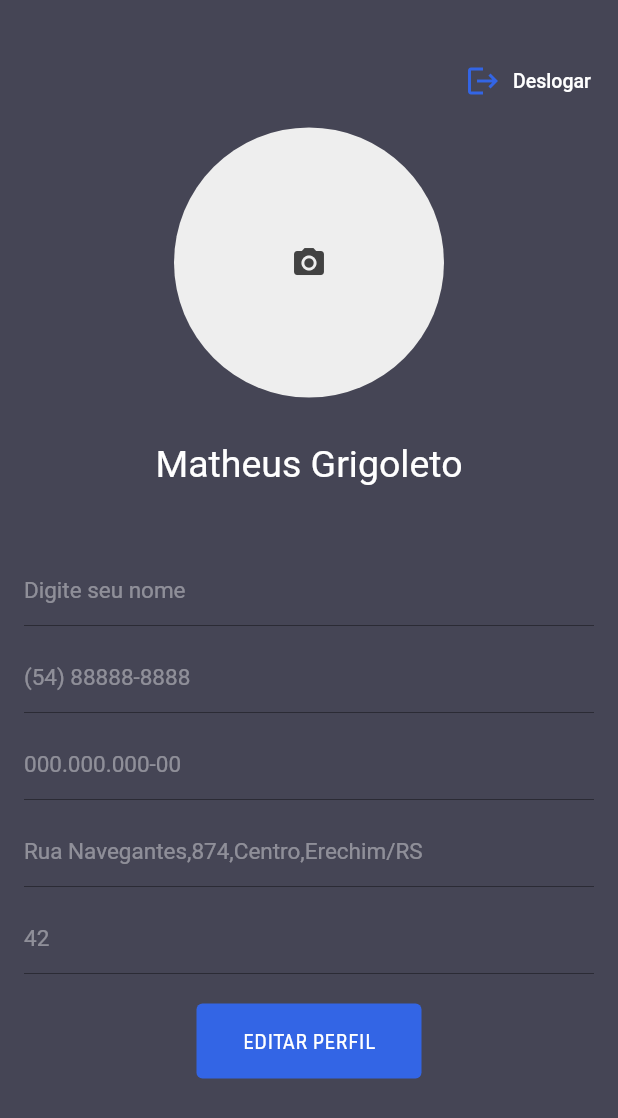
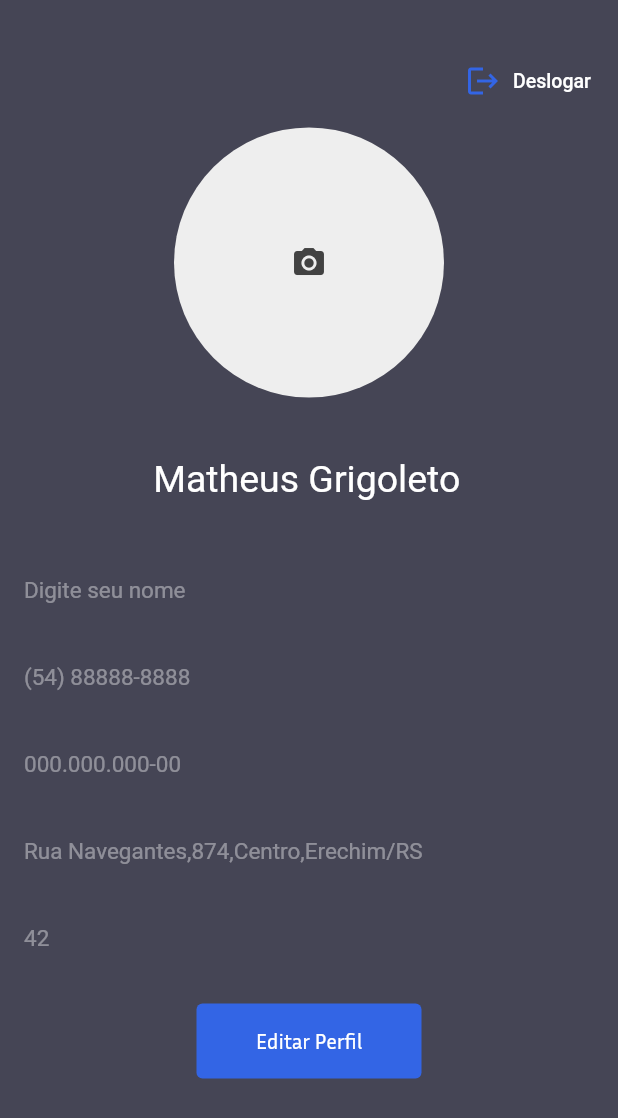
Before and after one commit to BernardoBarro/fast-routes, a Flutter app: the PagePerfil screen opened directly, on a phone screen of 412 x 824 dp. Shown: the top 1118 px of the screen. Run offline on Flutter 3.47's test engine with Material 2 defaults, Android fonts, the phone set to English and light mode, and no system bars; our stand-ins replace dio, email_validator, firebase_auth, firebase_core, firebase_database, geolocator and 5 more; missing offline and left inert: dart:ffi, flutter_polyline_points; accounts and stored records are empty.

Commit message:
Fix: Refactor Style and Code

```diff
--- a/lib/views/PagePerfil.dart
+++ b/lib/views/PagePerfil.dart
@@ -18,6 +18,8 @@ class _PagePerfilState extends State<PagePerfil> {
   var maskCPF = MaskTextInputFormatter(mask: '###.###.###-##');
   bool fieldOcult = false;
 
+  String textChange = 'Editar Perfil';
+  String changeName = 'Matheus Grigoleto';
   _logout() async {
     FirebaseAuth.instance.signOut();
     setState(() {
@@ -28,11 +30,15 @@ class _PagePerfilState extends State<PagePerfil> {
     });
   }
 
+  final ChangeName = TextEditingController(text: 'Matheus Grigoleto');
+
   _hiddenFields() {
     setState(() {
       if (fieldOcult == false) {
+        textChange = 'Salvar';
         fieldOcult = true;
       } else if (fieldOcult == true) {
+        textChange = 'Editar Perfil';
         fieldOcult = false;
       }
     });
@@ -157,25 +163,32 @@ class _PagePerfilState extends State<PagePerfil> {
                 ),
 
                 const SizedBox(
-                  height: 30,
+                  height: 20,
                 ),
-                const SizedBox(
-                  child: Text(
-                    "Matheus Grigoleto",
-                    style: TextStyle(
-                      color: Color.fromRGBO(255, 255, 255, 1),
-                      fontSize: 25,
+                TextField(
+                  textAlign: TextAlign.center,
+                  enabled: fieldOcult,
+                  controller: ChangeName,
+                  style: TextStyle(
+                    color: Color.fromRGBO(255, 255, 255, 1),
+                    fontSize: 25,
+                  ),
+                  cursorColor: Colors.white,
+                  decoration: InputDecoration(
+                    border: OutlineInputBorder(
+                      borderSide: BorderSide.none,
                     ),
                   ),
                 ),
                 const SizedBox(
-                  height: 45,
+                  height: 15,
                 ),
                 //E-MAIL
                 TextFormField(
                   enabled: fieldOcult,
                   style: const TextStyle(color: Colors.white),
                   decoration: const InputDecoration(
+                    disabledBorder: InputBorder.none,
                     //Style Label
                     labelStyle: TextStyle(
                       color: Colors.white,
@@ -221,6 +234,7 @@ class _PagePerfilState extends State<PagePerfil> {
                   keyboardType: TextInputType.number,
                   style: const TextStyle(color: Colors.white),
                   decoration: const InputDecoration(
+                    disabledBorder: InputBorder.none,
                     //Style Label
                     labelStyle: TextStyle(
                       color: Colors.white,
@@ -266,6 +280,7 @@ class _PagePerfilState extends State<PagePerfil> {
                   keyboardType: TextInputType.number,
                   style: const TextStyle(color: Colors.white),
                   decoration: const InputDecoration(
+                    disabledBorder: InputBorder.none,
                     //Style Label
                     labelStyle: TextStyle(
                       color: Colors.white,
@@ -310,6 +325,7 @@ class _PagePerfilState extends State<PagePerfil> {
                   enabled: fieldOcult,
                   style: const TextStyle(color: Colors.white),
                   decoration: const InputDecoration(
+                    disabledBorder: InputBorder.none,
                     //Style Label
                     labelStyle: TextStyle(
                       color: Colors.white,
@@ -353,6 +369,7 @@ class _PagePerfilState extends State<PagePerfil> {
                   keyboardType: TextInputType.number,
                   style: const TextStyle(color: Colors.white),
                   decoration: const InputDecoration(
+                    disabledBorder: InputBorder.none,
                     //Style Label
                     labelStyle: TextStyle(
                       color: Colors.white,
@@ -408,7 +425,7 @@ class _PagePerfilState extends State<PagePerfil> {
                           });
                         },
                         child: Text(
-                          "EDITAR PERFIL",
+                          textChange,
                           style: TextStyle(
                             fontFamily: 'InriaSans',
                           ),
```
